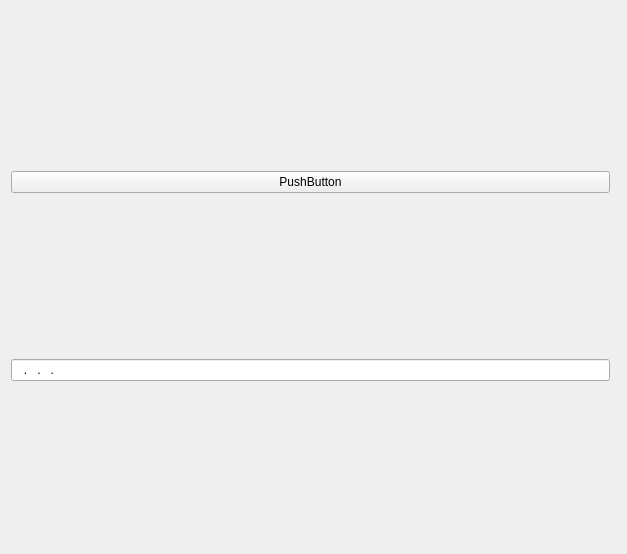
Before: the Qt Designer form Gui/Form.ui in xtuer/Qt, drawn with Qt 5.
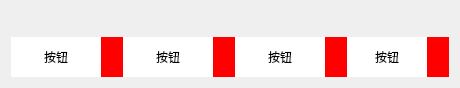
After: the same form once the commit is applied. Icons and pictures are not drawn.

```diff
--- a/Gui/Form.ui
+++ b/Gui/Form.ui
@@ -6,25 +6,28 @@
    <rect>
     <x>0</x>
     <y>0</y>
-    <width>627</width>
-    <height>554</height>
+    <width>460</width>
+    <height>88</height>
    </rect>
   </property>
   <property name="windowTitle">
    <string>平滑曲线</string>
   </property>
   <property name="styleSheet">
-   <string notr="true"/>
+   <string notr="true">QPushButton {
+	background: white;
+	border: 0px solid red;
+	height: 40px;
+    border-width: 0px 22px 0px 0px;
+	border-image: url(/Users/Biao/Desktop/x.png) 0 22 0 0 repeat stretch;
+	min-width: 80px;
+}</string>
   </property>
   <layout class="QGridLayout" name="gridLayout">
-   <item row="1" column="0">
-    <widget class="QLineEdit" name="lineEdit">
-     <property name="inputMask">
-      <string>900.900.900.900</string>
-     </property>
-    </widget>
-   </item>
-   <item row="1" column="1">
+   <property name="horizontalSpacing">
+    <number>0</number>
+   </property>
+   <item row="0" column="3">
     <widget class="QSplitter" name="splitter_2">
      <property name="orientation">
       <enum>Qt::Horizontal</enum>
@@ -36,10 +39,67 @@
      </widget>
     </widget>
    </item>
-   <item row="0" column="0">
+   <item row="1" column="0">
     <widget class="QPushButton" name="pushButton">
+     <property name="sizePolicy">
+      <sizepolicy hsizetype="Preferred" vsizetype="Fixed">
+       <horstretch>0</horstretch>
+       <verstretch>0</verstretch>
+      </sizepolicy>
+     </property>
      <property name="text">
-      <string>PushButton</string>
+      <string>按钮</string>
+     </property>
+     <property name="flat">
+      <bool>true</bool>
+     </property>
+    </widget>
+   </item>
+   <item row="1" column="1">
+    <widget class="QPushButton" name="pushButton_2">
+     <property name="sizePolicy">
+      <sizepolicy hsizetype="Preferred" vsizetype="Fixed">
+       <horstretch>0</horstretch>
+       <verstretch>0</verstretch>
+      </sizepolicy>
+     </property>
+     <property name="text">
+      <string>按钮</string>
+     </property>
+     <property name="flat">
+      <bool>true</bool>
+     </property>
+    </widget>
+   </item>
+   <item row="1" column="2">
+    <widget class="QPushButton" name="pushButton_3">
+     <property name="sizePolicy">
+      <sizepolicy hsizetype="Preferred" vsizetype="Fixed">
+       <horstretch>0</horstretch>
+       <verstretch>0</verstretch>
+      </sizepolicy>
+     </property>
+     <property name="text">
+      <string>按钮</string>
+     </property>
+     <property name="flat">
+      <bool>true</bool>
+     </property>
+    </widget>
+   </item>
+   <item row="1" column="3">
+    <widget class="QPushButton" name="pushButton_4">
+     <property name="sizePolicy">
+      <sizepolicy hsizetype="Preferred" vsizetype="Fixed">
+       <horstretch>0</horstretch>
+       <verstretch>0</verstretch>
+      </sizepolicy>
+     </property>
+     <property name="text">
+      <string>按钮</string>
+     </property>
+     <property name="flat">
+      <bool>true</bool>
      </property>
     </widget>
    </item>
```
